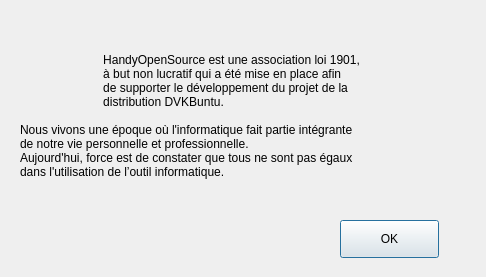
The window that dialog3.ui (Paullux/dvkbuntu-VocalFly-GUI) describes before a commit, drawn with Qt 5.
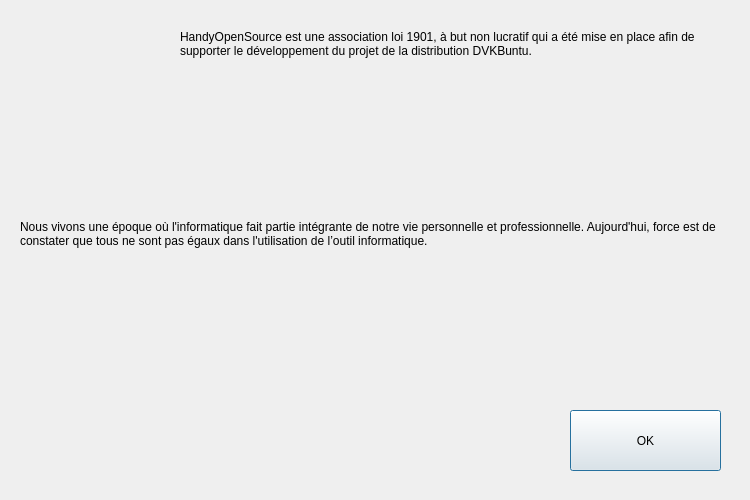
The same window after the commit. Icons and pictures are not drawn.

Diff of the .ui file:
```diff
--- a/dialog3.ui
+++ b/dialog3.ui
@@ -6,10 +6,22 @@
    <rect>
     <x>0</x>
     <y>0</y>
-    <width>486</width>
-    <height>277</height>
+    <width>750</width>
+    <height>500</height>
    </rect>
   </property>
+  <property name="minimumSize">
+   <size>
+    <width>750</width>
+    <height>500</height>
+   </size>
+  </property>
+  <property name="maximumSize">
+   <size>
+    <width>750</width>
+    <height>500</height>
+   </size>
+  </property>
   <property name="windowTitle">
    <string>À propos d'HandyOpenSource</string>
   </property>
@@ -23,31 +35,32 @@
   <widget class="QLabel" name="label">
    <property name="geometry">
     <rect>
-     <x>20</x>
-     <y>0</y>
-     <width>451</width>
-     <height>231</height>
+     <x>180</x>
+     <y>30</y>
+     <width>551</width>
+     <height>181</height>
     </rect>
    </property>
    <property name="text">
-    <string>                         HandyOpenSource est une association loi 1901,
-                         à but non lucratif qui a été mise en place afin
-                         de supporter le développement du projet de la
-                         distribution DVKBuntu.
-
-Nous vivons une époque où l'informatique fait partie intégrante
-de notre vie personnelle et professionnelle.
-Aujourd'hui, force est de constater que tous ne sont pas égaux
-dans l'utilisation de l’outil informatique.</string>
+    <string>HandyOpenSource est une association loi 1901, à but non lucratif qui a été mise en place afin de supporter le développement du projet de la distribution DVKBuntu.</string>
+   </property>
+   <property name="scaledContents">
+    <bool>true</bool>
+   </property>
+   <property name="alignment">
+    <set>Qt::AlignLeading|Qt::AlignLeft|Qt::AlignTop</set>
+   </property>
+   <property name="wordWrap">
+    <bool>true</bool>
    </property>
   </widget>
   <widget class="QPushButton" name="pushButton">
    <property name="geometry">
     <rect>
-     <x>340</x>
-     <y>220</y>
-     <width>99</width>
-     <height>38</height>
+     <x>570</x>
+     <y>410</y>
+     <width>151</width>
+     <height>61</height>
     </rect>
    </property>
    <property name="text">
@@ -57,10 +70,10 @@
   <widget class="QLabel" name="label_2">
    <property name="geometry">
     <rect>
-     <x>30</x>
+     <x>20</x>
      <y>30</y>
-     <width>67</width>
-     <height>71</height>
+     <width>131</width>
+     <height>131</height>
     </rect>
    </property>
    <property name="text">
@@ -73,6 +86,40 @@
     <bool>true</bool>
    </property>
   </widget>
+  <widget class="QLabel" name="label_3">
+   <property name="geometry">
+    <rect>
+     <x>20</x>
+     <y>220</y>
+     <width>711</width>
+     <height>191</height>
+    </rect>
+   </property>
+   <property name="minimumSize">
+    <size>
+     <width>0</width>
+     <height>0</height>
+    </size>
+   </property>
+   <property name="maximumSize">
+    <size>
+     <width>16777215</width>
+     <height>16777215</height>
+    </size>
+   </property>
+   <property name="text">
+    <string>Nous vivons une époque où l'informatique fait partie intégrante de notre vie personnelle et professionnelle. Aujourd'hui, force est de constater que tous ne sont pas égaux dans l'utilisation de l’outil informatique.</string>
+   </property>
+   <property name="scaledContents">
+    <bool>true</bool>
+   </property>
+   <property name="alignment">
+    <set>Qt::AlignLeading|Qt::AlignLeft|Qt::AlignTop</set>
+   </property>
+   <property name="wordWrap">
+    <bool>true</bool>
+   </property>
+  </widget>
  </widget>
  <resources>
   <include location="image.qrc"/>
```
